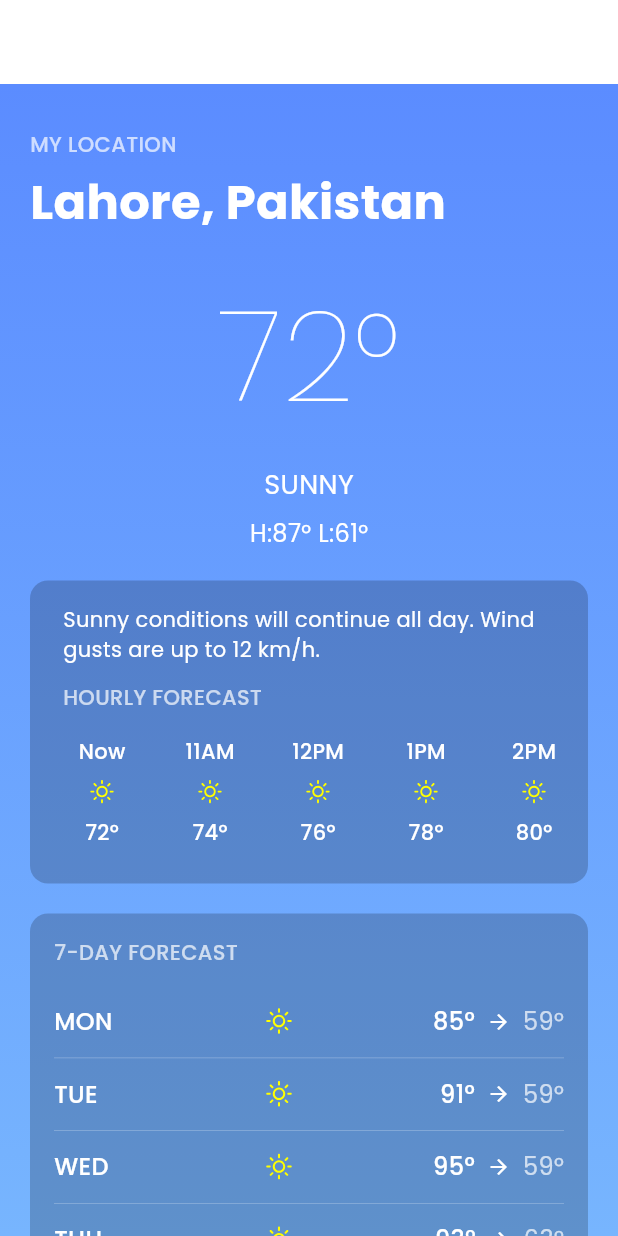
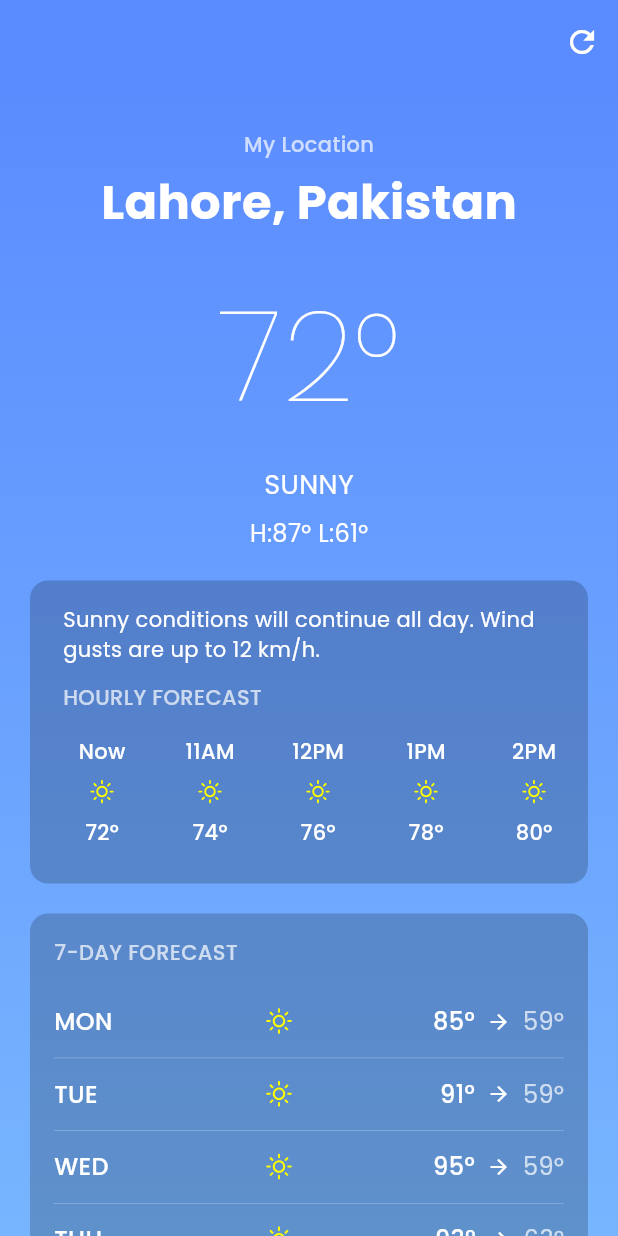
Before and after one commit to hassanbuilds/weather_track, a Flutter app: the screen it shows after launch, on a phone screen of 412 x 824 dp. Run offline on Flutter 3.47's test engine with Material 3 defaults, Android fonts, the phone set to English and light mode, and no system bars; our stand-ins replace google_fonts, weather_icons; network calls fail.

Commit message:
App bar change done

```diff
--- a/lib/weather_screen.dart
+++ b/lib/weather_screen.dart
@@ -214,8 +214,8 @@
     return Scaffold(
       backgroundColor: Colors.transparent,
       appBar: AppBar(
-        title: const Text('Weather'),
-        backgroundColor: Colors.transparent,
+        title: const Text(''), // Empty title
+        backgroundColor: Color(0xFF5B8CFF), // Same as gradient start color
         elevation: 0,
         actions: [
           IconButton(
@@ -241,12 +241,12 @@
           child: SingleChildScrollView(
             padding: const EdgeInsets.symmetric(horizontal: 20, vertical: 20),
             child: Column(
-              crossAxisAlignment: CrossAxisAlignment.start,
+              crossAxisAlignment: CrossAxisAlignment.center,
               children: [
                 // Location
                 const SizedBox(height: 10),
                 const Text(
-                  'MY LOCATION',
+                  'My Location',
                   style: TextStyle(
                     fontSize: 14,
                     color: Colors.white70,
```
